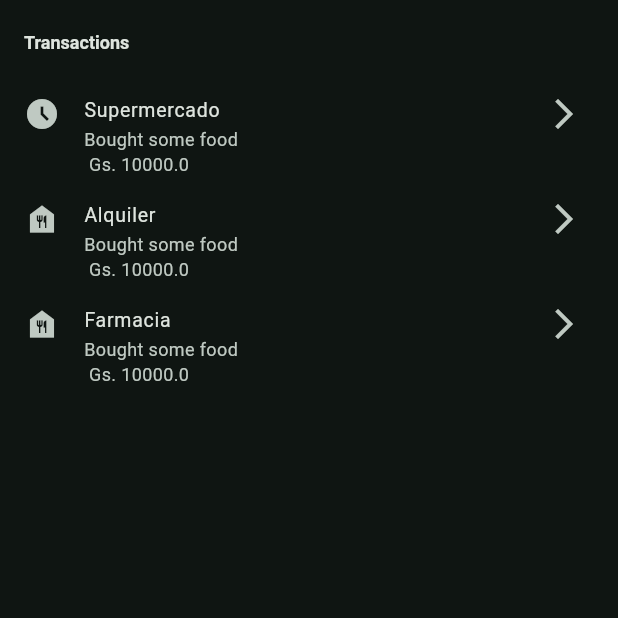
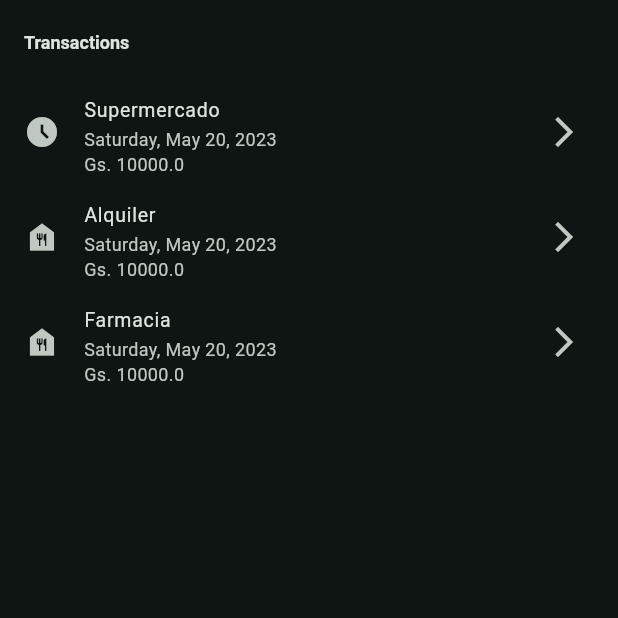
Before and after one commit to josemlegal/finance_helper, a Flutter app: the screen it shows after launch, on a phone screen of 412 x 824 dp, the top half of it. Run offline on Flutter 3.47's test engine with Material 2 defaults, Android fonts, the phone set to English and light mode, and no system bars; our stand-ins replace animate_do, dio, flutter_riverpod, flutter_svg, get_it, go_router and 2 more; accounts and stored records are empty.

Commit message:
Style the ListOfTransactions

```diff
--- a/lib/presentation/transactions/widgets/list_of_transactions.dart
+++ b/lib/presentation/transactions/widgets/list_of_transactions.dart
@@ -39,13 +39,24 @@ class ListOfTransactions extends StatelessWidget {
       children: [
         for (Transaction transaction in transactions)
           ListTile(
-            leading: Icon(transaction.icon),
+            visualDensity: VisualDensity.standard,
+            leading: Column(
+              mainAxisAlignment: MainAxisAlignment.center,
+              children: [
+                Icon(transaction.icon),
+              ],
+            ),
             title: Text(transaction.category),
-            subtitle:
-                Text("${transaction.descrption} \n Gs. ${transaction.amount}"),
+            subtitle: Text(
+                "${dateParser(transaction.createAt)} \nGs. ${transaction.amount}"),
             isThreeLine: true,
             dense: true,
-            trailing: const Icon(Icons.arrow_forward_ios),
+            trailing: const Column(
+              mainAxisAlignment: MainAxisAlignment.center,
+              children: [
+                Icon(Icons.arrow_forward_ios),
+              ],
+            ),
             onTap: () {
               context.push('/transaction-details');
             },
```
